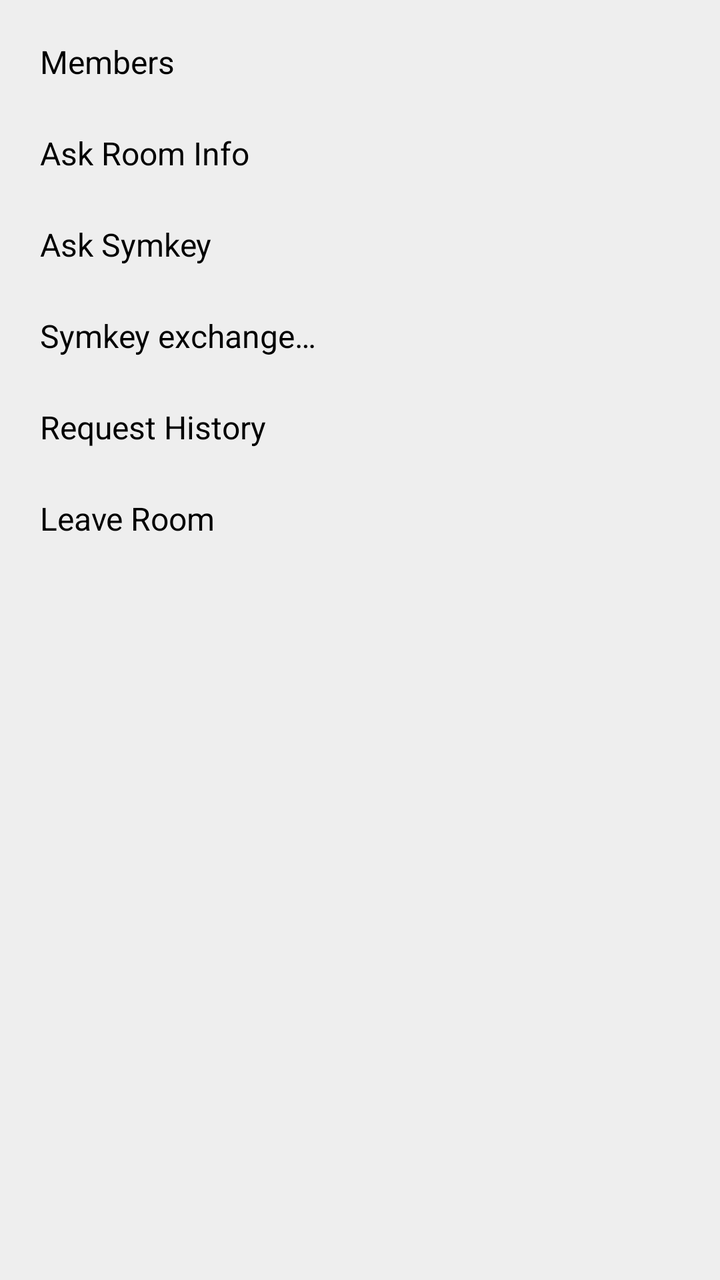
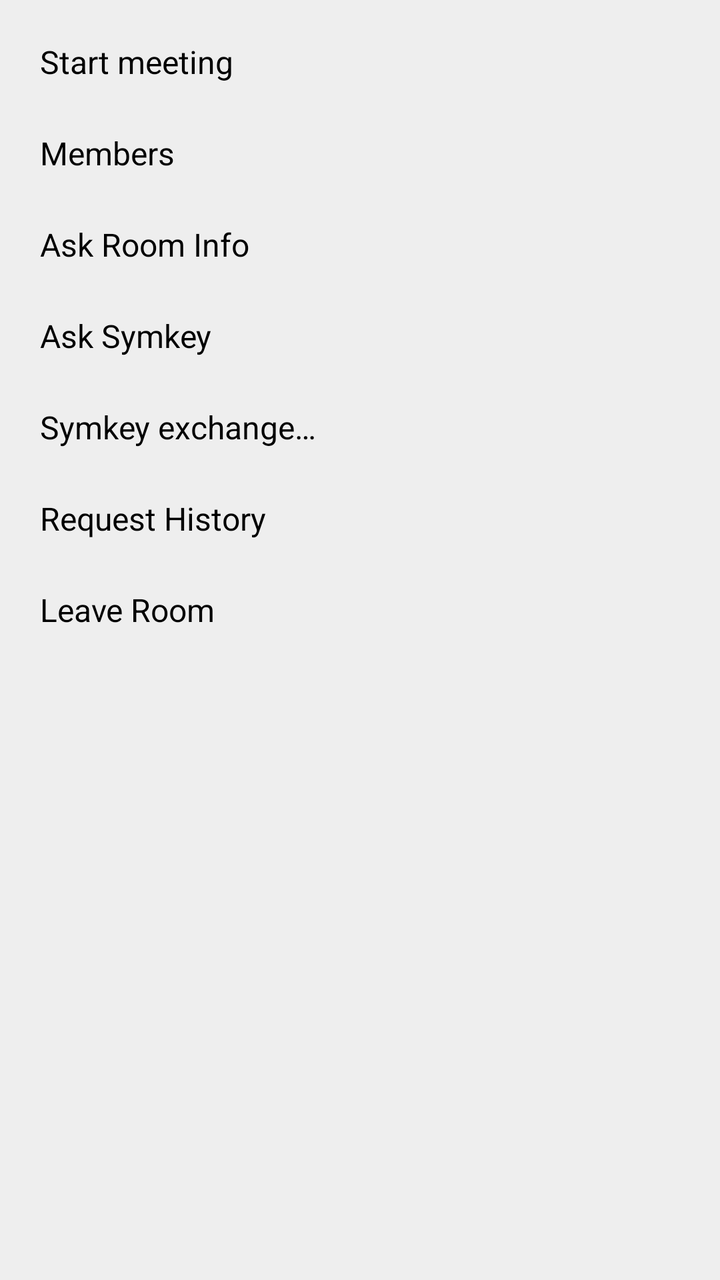

Compare the two renders of this Android layout. The source of the first and the diff that turns it into the second are given below.
<!-- AndroidManifest.xml: application theme Theme.Freer -->
<!-- res/layout/popup_room_chat_menu.xml -->
<?xml version="1.0" encoding="utf-8"?>
<LinearLayout xmlns:android="http://schemas.android.com/apk/res/android"
    android:layout_width="wrap_content"
    android:layout_height="wrap_content"
    android:orientation="vertical"
    android:background="@color/background_light"
    android:padding="8dp">

    <TextView
        android:id="@+id/menu_room_members"
        android:layout_width="match_parent"
        android:layout_height="wrap_content"
        android:text="@string/members"
        android:textSize="16sp"
        android:textColor="@color/text"
        android:padding="12dp"
        android:background="?android:attr/selectableItemBackground"
        android:clickable="true"
        android:focusable="true" />

    <TextView
        android:id="@+id/menu_room_owner_menu"
        android:layout_width="match_parent"
        android:layout_height="wrap_content"
        android:text="@string/room_owner_menu"
        android:textSize="16sp"
        android:textColor="@color/text"
        android:padding="12dp"
        android:background="?android:attr/selectableItemBackground"
        android:clickable="true"
        android:focusable="true"
        android:visibility="gone" />

    <TextView
        android:id="@+id/menu_ask_room_info"
        android:layout_width="match_parent"
        android:layout_height="wrap_content"
        android:text="@string/ask_room_info"
        android:textSize="16sp"
        android:textColor="@color/text"
        android:padding="12dp"
        android:background="?android:attr/selectableItemBackground"
        android:clickable="true"
        android:focusable="true" />

    <TextView
        android:id="@+id/menu_ask_symkey"
        android:layout_width="match_parent"
        android:layout_height="wrap_content"
        android:text="@string/ask_symkey"
        android:textSize="16sp"
        android:textColor="@color/text"
        android:padding="12dp"
        android:background="?android:attr/selectableItemBackground"
        android:clickable="true"
        android:focusable="true" />

    
    <TextView
        android:id="@+id/menu_symkey_ledger"
        android:layout_width="match_parent"
        android:layout_height="wrap_content"
        android:text="@string/symkey_exchange"
        android:textSize="16sp"
        android:textColor="@color/text"
        android:padding="12dp"
        android:background="?android:attr/selectableItemBackground"
        android:clickable="true"
        android:focusable="true" />

    <TextView
        android:id="@+id/menu_request_history"
        android:layout_width="match_parent"
        android:layout_height="wrap_content"
        android:text="@string/request_history"
        android:textSize="16sp"
        android:textColor="@color/text"
        android:padding="12dp"
        android:background="?android:attr/selectableItemBackground"
        android:clickable="true"
        android:focusable="true" />

    <TextView
        android:id="@+id/menu_leave_room"
        android:layout_width="match_parent"
        android:layout_height="wrap_content"
        android:text="@string/leave_room"
        android:textSize="16sp"
        android:textColor="@color/text"
        android:padding="12dp"
        android:background="?android:attr/selectableItemBackground"
        android:clickable="true"
        android:focusable="true" />

</LinearLayout>
<!-- resources referenced by this layout -->
<resources>
  <color name="background_light">#EEEEEE</color>
  <color name="text">#000000</color>
  <string name="ask_room_info">Ask Room Info</string>
  <string name="ask_symkey">Ask Symkey</string>
  <string name="leave_room">Leave Room</string>
  <string name="members">Members</string>
  <string name="request_history">Request History</string>
  <string name="room_owner_menu">Owner Menu</string>
  <string name="symkey_exchange">Symkey exchange…</string>
  <style name="Theme.Freer" parent="Base.Theme.Freer" />
  <style name="Base.Theme.Freer" parent="Theme.Material3.DayNight.NoActionBar">
          <item name="colorPrimary">#2196F3</item>
          <item name="colorAccent">#2196F3</item>
          <item name="android:windowBackground">#FFFFFF</item>
          
          <item name="android:windowLayoutInDisplayCutoutMode">shortEdges</item>
          <item name="android:enforceNavigationBarContrast">false</item>
          <item name="android:enforceStatusBarContrast">false</item>
          <item name="android:statusBarColor">@android:color/transparent</item>
          <item name="android:navigationBarColor">@android:color/transparent</item>
          <item name="android:windowLightStatusBar">true</item>
          <item name="android:windowLightNavigationBar">true</item>
      </style>
</resources>

<!-- the commit's change to res/layout/popup_room_chat_menu.xml (unified diff, before → after) -->
@@ -5,6 +5,18 @@
     android:orientation="vertical"
     android:background="@color/background_light"
     android:padding="8dp">
+
+    <TextView
+        android:id="@+id/menu_start_meeting"
+        android:layout_width="match_parent"
+        android:layout_height="wrap_content"
+        android:text="@string/meeting_start"
+        android:textSize="16sp"
+        android:textColor="@color/text"
+        android:padding="12dp"
+        android:background="?android:attr/selectableItemBackground"
+        android:clickable="true"
+        android:focusable="true" />
 
     <TextView
         android:id="@+id/menu_room_members"
<!-- resource entries referenced after the edit -->
@@ -5,6 +5,7 @@
   <string name="ask_room_info">Ask Room Info</string>
   <string name="ask_symkey">Ask Symkey</string>
   <string name="leave_room">Leave Room</string>
+  <string name="meeting_start">Start meeting</string>
   <string name="members">Members</string>
   <string name="request_history">Request History</string>
   <string name="room_owner_menu">Owner Menu</string>
